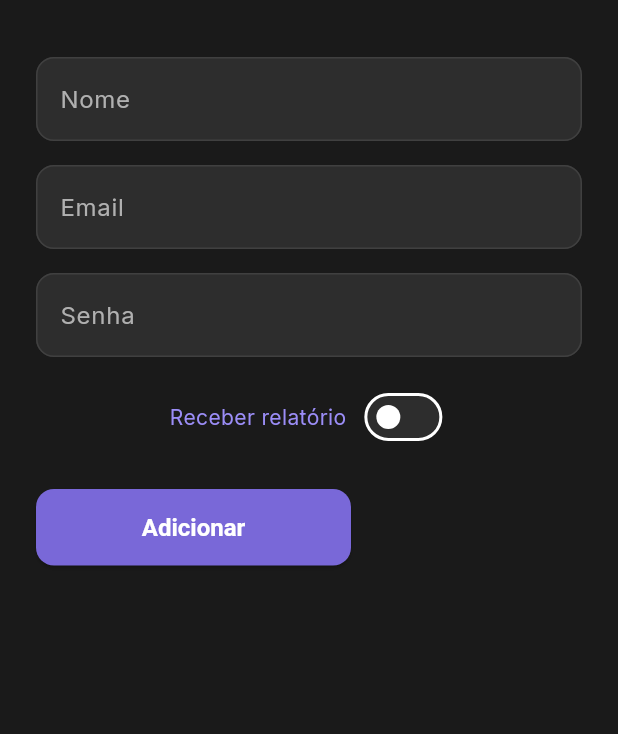
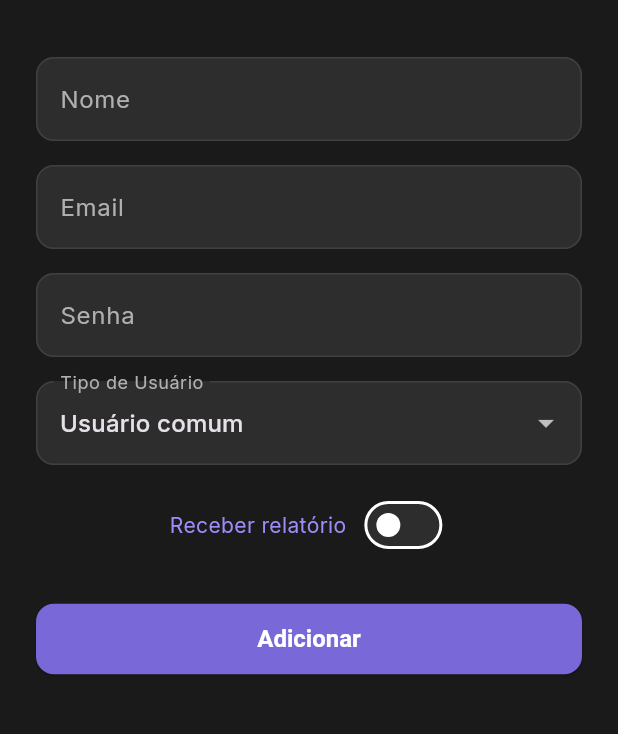
Before and after one commit to equipe-javali/API_6_FRONT, a Flutter app: the CadastrarUsuarioPage screen opened by its route, on a phone screen of 412 x 824 dp, the part 63-797 px from its top. Run offline on Flutter 3.47's test engine with Material 3 defaults, Android fonts, the phone set to English and light mode, and no system bars; our stand-ins replace go_router, google_fonts, shared_preferences; accounts and stored records are empty.

Commit message:
25 - Adicionado botão de seleção de tipo de usuário

```diff
--- a/app/lib/pages/cadastrar_usuario.dart
+++ b/app/lib/pages/cadastrar_usuario.dart
@@ -17,6 +17,8 @@ class _CadastrarUsuarioPageState extends State<CadastrarUsuarioPage> {
   final _senhaController = TextEditingController();
   bool _receberRelatorio = false;
   bool _isLoading = false;
+
+  String _tipoUsuario = 'usuario'; // Valor padrão do dropdown
 
   @override
   void dispose() {
@@ -39,9 +41,11 @@ class _CadastrarUsuarioPageState extends State<CadastrarUsuarioPage> {
             'Content-Type': 'application/json',
           },
           body: jsonEncode({
+            'nome': _nomeController.text.trim(),
             'email': _emailController.text.trim(),
             'senha': _senhaController.text,
             'recebe_boletim': _receberRelatorio,
+            'tipo': _tipoUsuario, // novo campo
           }),
         );
 
@@ -49,7 +53,6 @@ class _CadastrarUsuarioPageState extends State<CadastrarUsuarioPage> {
 
         if (!mounted) return;
         if (response.statusCode == 200 && data['success'] == true) {
-          // Sucesso - mostrar mensagem e limpar campos
           ScaffoldMessenger.of(context).showSnackBar(
             SnackBar(
               content:
@@ -58,15 +61,14 @@ class _CadastrarUsuarioPageState extends State<CadastrarUsuarioPage> {
             ),
           );
 
-          // Limpar os campos
           _nomeController.clear();
           _emailController.clear();
           _senhaController.clear();
           setState(() {
             _receberRelatorio = false;
+            _tipoUsuario = 'usuario';
           });
         } else {
-          // Erro - mostrar mensagem de erro
           ScaffoldMessenger.of(context).showSnackBar(
             SnackBar(
               content: Text(data['message'] ??
@@ -113,14 +115,15 @@ class _CadastrarUsuarioPageState extends State<CadastrarUsuarioPage> {
 
   @override
   Widget build(BuildContext context) {
+    const roxo = Color(0xFF9B8DF7);
+
     return AppScaffold(
       title: 'Criar Usuário',
       child: Padding(
         padding: const EdgeInsets.all(24.0),
         child: Form(
           key: _formKey,
-          child: Column(
-            crossAxisAlignment: CrossAxisAlignment.start,
+          child: ListView(
             children: [
               LayoutBuilder(
                 builder: (context, constraints) {
@@ -134,9 +137,10 @@ class _CadastrarUsuarioPageState extends State<CadastrarUsuarioPage> {
                           decoration: const InputDecoration(
                             labelText: 'Nome',
                           ),
-                          validator: (value) => value == null || value.isEmpty
-                              ? 'Informe o nome'
-                              : null,
+                          validator: (value) =>
+                              value == null || value.isEmpty
+                                  ? 'Informe o nome'
+                                  : null,
                         ),
                         const SizedBox(height: 16),
                         TextFormField(
@@ -157,9 +161,10 @@ class _CadastrarUsuarioPageState extends State<CadastrarUsuarioPage> {
                             decoration: const InputDecoration(
                               labelText: 'Nome',
                             ),
-                            validator: (value) => value == null || value.isEmpty
-                                ? 'Informe o nome'
-                                : null,
+                            validator: (value) =>
+                                value == null || value.isEmpty
+                                    ? 'Informe o nome'
+                                    : null,
                           ),
                         ),
                         const SizedBox(width: 16),
@@ -177,7 +182,10 @@ class _CadastrarUsuarioPageState extends State<CadastrarUsuarioPage> {
                   }
                 },
               ),
+
               const SizedBox(height: 16),
+
+              // Senha + Relatório + Tipo de Usuário
               LayoutBuilder(
                 builder: (context, constraints) {
                   bool isMobile = constraints.maxWidth < 600;
@@ -194,15 +202,42 @@ class _CadastrarUsuarioPageState extends State<CadastrarUsuarioPage> {
                           validator: _validatePassword,
                         ),
                         const SizedBox(height: 16),
+
+                        // Tipo de usuário
+                        DropdownButtonFormField<String>(
+                          value: _tipoUsuario,
+                          decoration: const InputDecoration(
+                            labelText: 'Tipo de Usuário',
+                          ),
+                          items: const [
+                            DropdownMenuItem(
+                              value: 'usuario',
+                              child: Text('Usuário comum'),
+                            ),
+                            DropdownMenuItem(
+                              value: 'admin',
+                              child: Text('Administrador'),
+                            ),
+                          ],
+                          onChanged: (value) {
+                            setState(() {
+                              _tipoUsuario = value!;
+                            });
+                          },
+                        ),
+
+                        const SizedBox(height: 16),
+
+                        // Switch de relatório
                         Row(
                           mainAxisAlignment: MainAxisAlignment.center,
                           children: [
                             const Text('Receber relatório',
-                                style: TextStyle(color: Color(0xFF9B8DF7))),
+                                style: TextStyle(color: roxo)),
                             const SizedBox(width: 8),
                             Switch(
                               value: _receberRelatorio,
-                              activeColor: const Color(0xFF9B8DF7),
+                              activeColor: roxo,
                               onChanged: _isLoading
                                   ? null
                                   : (value) {
@@ -220,7 +255,7 @@ class _CadastrarUsuarioPageState extends State<CadastrarUsuarioPage> {
                       crossAxisAlignment: CrossAxisAlignment.start,
                       children: [
                         SizedBox(
-                          width: 487,
+                          width: 300,
                           child: TextFormField(
                             controller: _senhaController,
                             obscureText: true,
@@ -230,17 +265,42 @@ class _CadastrarUsuarioPageState extends State<CadastrarUsuarioPage> {
                             validator: _validatePassword,
                           ),
                         ),
-                        const SizedBox(width: 32),
+                        const SizedBox(width: 24),
+                        SizedBox(
+                          width: 250,
+                          child: DropdownButtonFormField<String>(
+                            value: _tipoUsuario,
+                            decoration: const InputDecoration(
+                              labelText: 'Tipo de Usuário',
+                            ),
+                            items: const [
+                              DropdownMenuItem(
+                                value: 'usuario',
+                                child: Text('Usuário comum'),
+                              ),
+                              DropdownMenuItem(
+                                value: 'admin',
+                                child: Text('Administrador'),
+                              ),
+                            ],
+                            onChanged: (value) {
+                              setState(() {
+                                _tipoUsuario = value!;
+                              });
+                            },
+                          ),
+                        ),
+                        const SizedBox(width: 24),
                         Padding(
                           padding: const EdgeInsets.only(top: 12.0),
                           child: Row(
                             children: [
                               const Text('Receber relatório',
-                                  style: TextStyle(color: Color(0xFF9B8DF7))),
+                                  style: TextStyle(color: roxo)),
                               const SizedBox(width: 8),
                               Switch(
                                 value: _receberRelatorio,
-                                activeColor: const Color(0xFF9B8DF7),
+                                activeColor: roxo,
                                 onChanged: _isLoading
                                     ? null
                                     : (value) {
@@ -257,16 +317,31 @@ class _CadastrarUsuarioPageState extends State<CadastrarUsuarioPage> {
                   }
                 },
               ),
-              const SizedBox(height: 24),
+
+              const SizedBox(height: 28),
+
+              // Botão
               SizedBox(
-                width: 210,
+                width: 220,
                 child: ElevatedButton(
                   onPressed: _isLoading ? null : _adicionarUsuario,
+                  style: ElevatedButton.styleFrom(
+                    backgroundColor: const Color(0xFF7968D8),
+                    foregroundColor: Colors.white,
+                    padding: const EdgeInsets.symmetric(vertical: 14),
+                    textStyle: const TextStyle(
+                      fontWeight: FontWeight.w600,
+                      fontSize: 16,
+                    ),
+                  ),
                   child: _isLoading
                       ? const SizedBox(
                           height: 20,
                           width: 20,
-                          child: CircularProgressIndicator(strokeWidth: 2),
+                          child: CircularProgressIndicator(
+                            strokeWidth: 2,
+                            color: Colors.white,
+                          ),
                         )
                       : const Text('Adicionar'),
                 ),
```
